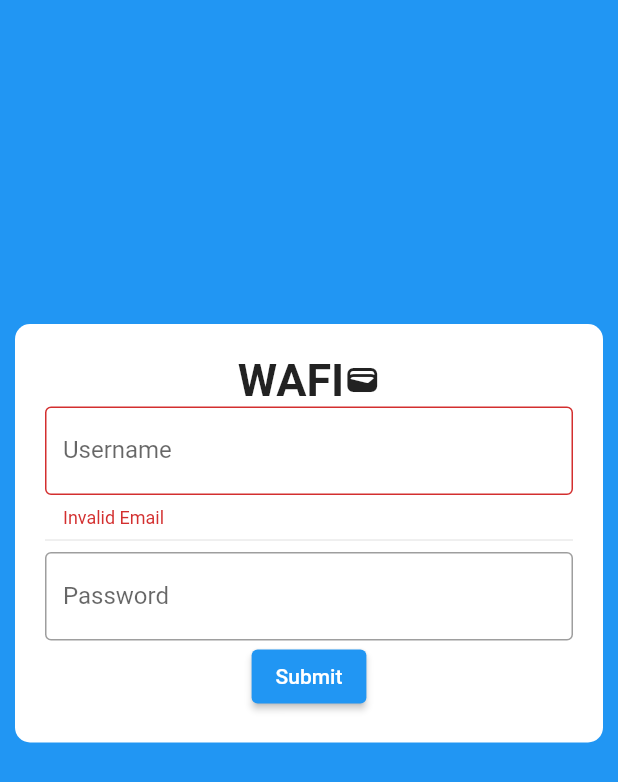
After one commit to gustavosantaella/mobile-finance, a Flutter app: the screen it shows after launch, after a tap on "Submit", on a phone screen of 412 x 824 dp. The commit adds this screen. Shown: the top 782 px of the screen. Run offline on Flutter 3.47's test engine with Material 2 defaults, Android fonts, the phone set to English and light mode, and no system bars; our stand-ins replace sqflite; accounts and stored records are empty; network calls fail.

```diff
--- a/lib/main.dart
+++ b/lib/main.dart
@@ -1,3 +1,4 @@
+import 'package:finance/pages/login/main.dart';
 import 'package:finance/pages/home/main.dart';
 import 'package:finance/providers/wallet_provider.dart';
 import 'package:flutter/material.dart';
@@ -30,7 +31,8 @@ class _AppState extends State<App> {
       create: (context) => WalletProvider(),
       child: MaterialApp(
         routes: {
-          "/": (context) => const  HomePage(),
+          "/": (context) => const  LoginWidget(),
+          "/home": (context) => const  HomePage(),
         },
       ),
     );
--- a/lib/pages/home/widgets/bottom_sheet.dart
+++ b/lib/pages/home/widgets/bottom_sheet.dart
@@ -114,7 +114,7 @@ class _AddMovementState extends State<AddMovementWidget> {
                                   if (value == null ||
                                       value == '0' ||
                                       value.isEmpty) {
-                                    return 'Can';
+                                    return 'can not be 0';
                                   }
                                   return null;
                                 },
--- /dev/null
+++ b/lib/pages/login/main.dart
@@ -0,0 +1,106 @@
+import 'package:finance/widgets/snack_bar.dart';
+import 'package:flutter/material.dart';
+import 'package:finance/services/auth.dart';
+
+class LoginWidget extends StatefulWidget {
+  const LoginWidget({Key? key}) : super(key: key);
+  @override
+  LoginWidgetState createState() => LoginWidgetState();
+}
+
+class LoginWidgetState extends State<LoginWidget> {
+  final _formKey = GlobalKey<FormState>();
+  dynamic error;
+
+  final emailController = TextEditingController();
+  final passwordController = TextEditingController();
+
+  @override
+  Widget build(BuildContext context) {
+    return Scaffold(
+      body: SafeArea(
+          child: Container(
+              height: MediaQuery.of(context).size.height,
+              color: Colors.blue,
+              child: FractionallySizedBox(
+                  heightFactor: 0.5,
+                  child: Wrap(
+                    children: [
+                      Container(
+                          margin: const EdgeInsets.all(10),
+                          padding: const EdgeInsets.all(20),
+                          decoration: const BoxDecoration(
+                            borderRadius: BorderRadius.all(Radius.circular(10)),
+                            color: Colors.white,
+                          ),
+                          child: Column(
+                            children: [
+                              Row(
+                                mainAxisAlignment: MainAxisAlignment.center,
+                                crossAxisAlignment: CrossAxisAlignment.center,
+                                children: const [
+                                  Text(
+                                    "WAFI",
+                                    style: TextStyle(
+                                        fontSize: 30,
+                                        fontWeight: FontWeight.bold),
+                                  ),
+                                  Icon(Icons.wallet),
+                                ],
+                              ),
+                              Form(
+                                key: _formKey,
+                                child: Column(
+                                  children: [
+                                    TextFormField(
+                                      controller: emailController,
+                                      validator: (value) {
+                                        if (value != null &&
+                                            !value.contains('@')) {
+                                          return "Invalid Email";
+                                        }
+                                        return null;
+                                      },
+                                      keyboardType: TextInputType.emailAddress,
+                                      decoration: const InputDecoration(
+                                          label: Text("Username"),
+                                          border: OutlineInputBorder()),
+                                    ),
+                                    const Divider(),
+                                    TextFormField(
+                                      keyboardType: TextInputType.text,
+                                      obscureText: true,
+                                      controller: passwordController,
+                                      decoration: const InputDecoration(
+                                          label: Text("Password"),
+                                          border: OutlineInputBorder()),
+                                    ),
+                                    ElevatedButton(
+                                        onPressed: () async {
+                                          bool isValid = _formKey.currentState
+                                              ?.validate() as bool;
+                                          if (!isValid) {
+                                            return;
+                                          }
+
+                                          dynamic error = await login(
+                                              emailController.text,
+                                              passwordController.text);
+                                          if (context.mounted && error != null) {
+                                            SnackBarMessage(context, Colors.red,
+                                                Text(error));
+
+                                            return;
+                                          }
+                                        },
+                                        child: const Text("Submit"))
+                                  ],
+                                ),
+                              )
+                            ],
+                          ))
+                    ],
+                  )))),
+    );
+  }
+}
--- /dev/null
+++ b/lib/widgets/snack_bar.dart
@@ -0,0 +1,13 @@
+import 'package:flutter/material.dart';
+
+class SnackBarMessage{
+  final GlobalKey<ScaffoldState> _scaffoldKey = GlobalKey<ScaffoldState>();
+
+   SnackBarMessage(BuildContext context, Color color, Widget widget){
+      ScaffoldMessenger.of(context).showSnackBar(
+         SnackBar(content: widget, behavior: SnackBarBehavior.floating, backgroundColor: color)
+      );
+  }
+
+
+}
--- a/pubspec.yaml
+++ b/pubspec.yaml
@@ -12,6 +12,7 @@ dependencies:
   http: ^0.13.5
   provider: ^6.0.5
   search_choices: ^2.2.5
+  sqflite:
 
 dev_dependencies:
   flutter_test:
```
Also changed, not shown: lib/config/constanst.dart (+6 -1 lines), lib/database/main.dart (added, +17 -0 lines), lib/pages/home/main.dart (+6 -2 lines), lib/services/auth.dart (added, +28 -0 lines), flutter_02.png (added), pubspec.lock, 1 other file.
